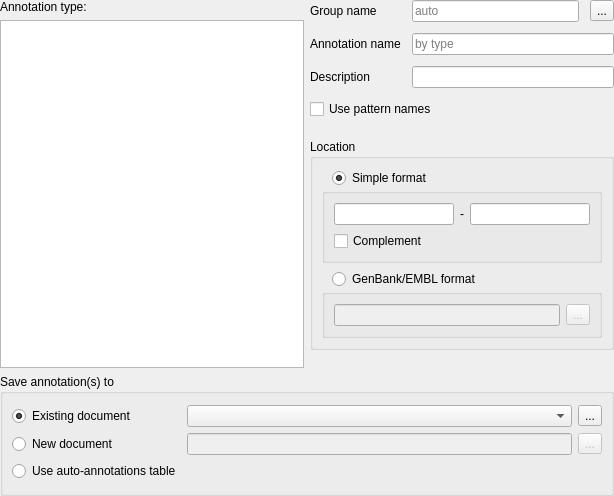
Above: src/corelibs/U2Gui/src/util/CreateAnnotationFullWidget.ui from violethaze74/ugene before the change. Below: the same form after it.
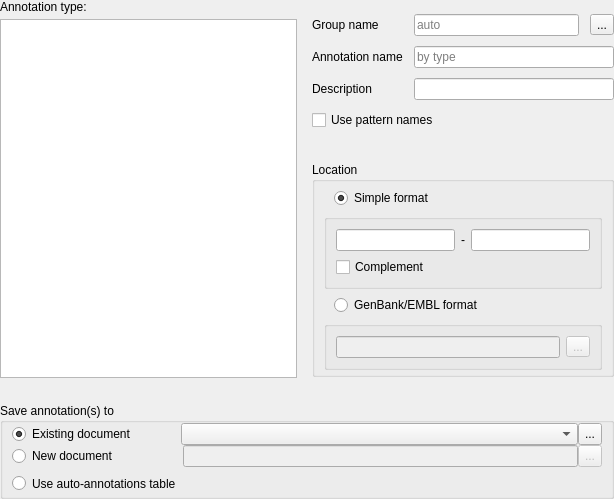
That is the form after the change. Icons and pictures are not drawn.

Commit message:
1st it
2th

3th

4th

5th

UGENE-6340 Save annotation(s) to group appearance in the Create Annotation dialog

macOS layout fix

windows layout fix

linux layout fix

os defining fix

Patch:
```diff
--- a/src/corelibs/U2Gui/src/util/CreateAnnotationFullWidget.ui
+++ b/src/corelibs/U2Gui/src/util/CreateAnnotationFullWidget.ui
@@ -7,11 +7,11 @@
     <x>0</x>
     <y>0</y>
     <width>614</width>
-    <height>496</height>
+    <height>499</height>
    </rect>
   </property>
   <property name="sizePolicy">
-   <sizepolicy hsizetype="Preferred" vsizetype="Preferred">
+   <sizepolicy hsizetype="Preferred" vsizetype="Minimum">
     <horstretch>0</horstretch>
     <verstretch>0</verstretch>
    </sizepolicy>
@@ -20,6 +20,9 @@
    <string>Create Annotations</string>
   </property>
   <layout class="QVBoxLayout" name="mainLayout">
+   <property name="spacing">
+    <number>25</number>
+   </property>
    <property name="sizeConstraint">
     <enum>QLayout::SetMinAndMaxSize</enum>
    </property>
@@ -37,14 +40,23 @@
    </property>
    <item>
     <layout class="QHBoxLayout" name="annotationParametersLayout" stretch="0,0">
+     <property name="spacing">
+      <number>5</number>
+     </property>
      <property name="sizeConstraint">
       <enum>QLayout::SetMinAndMaxSize</enum>
      </property>
      <item>
       <layout class="QVBoxLayout" name="verticalLayout" stretch="0,1">
+       <property name="spacing">
+        <number>5</number>
+       </property>
        <property name="sizeConstraint">
         <enum>QLayout::SetMinAndMaxSize</enum>
        </property>
+       <property name="rightMargin">
+        <number>8</number>
+       </property>
        <item>
         <widget class="QLabel" name="lblAnnotationType">
          <property name="text">
@@ -72,6 +84,9 @@
        <property name="sizeConstraint">
         <enum>QLayout::SetMinAndMaxSize</enum>
        </property>
+       <property name="leftMargin">
+        <number>2</number>
+       </property>
        <property name="bottomMargin">
         <number>0</number>
        </property>
@@ -94,9 +109,18 @@
            <property name="sizeConstraint">
             <enum>QLayout::SetMinAndMaxSize</enum>
            </property>
-           <property name="spacing">
+           <property name="topMargin">
+            <number>14</number>
+           </property>
+           <property name="bottomMargin">
+            <number>12</number>
+           </property>
+           <property name="horizontalSpacing">
             <number>11</number>
            </property>
+           <property name="verticalSpacing">
+            <number>10</number>
+           </property>
            <item row="1" column="0">
             <widget class="QLabel" name="lblAnnotationName">
              <property name="text">
@@ -106,12 +130,18 @@
            </item>
            <item row="3" column="0" colspan="3">
             <widget class="QCheckBox" name="chbUsePatternNames">
+             <property name="enabled">
+              <bool>true</bool>
+             </property>
              <property name="toolTip">
               <string>Use names of patterns as annotations names. In case the patterns are in FASTA format</string>
              </property>
              <property name="text">
               <string>Use pattern names</string>
              </property>
+             <property name="checked">
+              <bool>false</bool>
+             </property>
             </widget>
            </item>
            <item row="0" column="0">
@@ -179,6 +209,12 @@
             <property name="sizeConstraint">
              <enum>QLayout::SetMinAndMaxSize</enum>
             </property>
+            <property name="topMargin">
+             <number>6</number>
+            </property>
+            <property name="bottomMargin">
+             <number>4</number>
+            </property>
             <item>
              <layout class="QVBoxLayout" name="verticalLayout_4">
               <property name="spacing">
@@ -186,6 +222,9 @@
               </property>
               <item>
                <layout class="QHBoxLayout" name="horizontalLayout_5">
+                <property name="bottomMargin">
+                 <number>6</number>
+                </property>
                 <item>
                  <spacer name="horizontalSpacer_2">
                   <property name="orientation">
@@ -259,6 +298,9 @@
               </property>
               <item>
                <layout class="QHBoxLayout" name="horizontalLayout_3">
+                <property name="bottomMargin">
+                 <number>6</number>
+                </property>
                 <item>
                  <spacer name="horizontalSpacer">
                   <property name="orientation">
@@ -343,98 +385,222 @@
    </item>
    <item>
     <widget class="QGroupBox" name="gbSaveAnnotationsInnerWidget">
+     <property name="sizePolicy">
+      <sizepolicy hsizetype="Preferred" vsizetype="Preferred">
+       <horstretch>0</horstretch>
+       <verstretch>0</verstretch>
+      </sizepolicy>
+     </property>
      <property name="title">
       <string>Save annotation(s) to</string>
      </property>
-     <layout class="QVBoxLayout" name="verticalLayout_6">
+     <layout class="QVBoxLayout" name="verticalLayout_7">
+      <property name="spacing">
+       <number>4</number>
+      </property>
+      <property name="topMargin">
+       <number>0</number>
+      </property>
+      <property name="bottomMargin">
+       <number>0</number>
+      </property>
       <item>
-       <widget class="QWidget" name="saveAnnotationsInnerWidget" native="true">
-        <property name="sizePolicy">
-         <sizepolicy hsizetype="Preferred" vsizetype="Preferred">
-          <horstretch>0</horstretch>
-          <verstretch>0</verstretch>
-         </sizepolicy>
+       <layout class="QVBoxLayout" name="verticalLayout_6">
+        <property name="spacing">
+         <number>0</number>
         </property>
-        <property name="toolTip">
-         <string>Choose a file to store the annotations</string>
-        </property>
-        <layout class="QGridLayout" name="saveAnnotationsLayout">
-         <property name="sizeConstraint">
-          <enum>QLayout::SetMinAndMaxSize</enum>
-         </property>
-         <property name="leftMargin">
-          <number>0</number>
-         </property>
-         <property name="topMargin">
-          <number>0</number>
-         </property>
-         <property name="rightMargin">
-          <number>0</number>
-         </property>
-         <property name="bottomMargin">
-          <number>5</number>
-         </property>
-         <item row="1" column="0">
-          <widget class="QRadioButton" name="rbExistingTable">
-           <property name="text">
-            <string>Existing document</string>
-           </property>
-           <property name="checked">
-            <bool>true</bool>
-           </property>
-          </widget>
-         </item>
-         <item row="2" column="2">
-          <widget class="QToolButton" name="tbBrowseNewTable">
-           <property name="enabled">
-            <bool>false</bool>
-           </property>
-           <property name="text">
-            <string>...</string>
-           </property>
-          </widget>
-         </item>
-         <item row="2" column="1">
-          <widget class="QLineEdit" name="leNewTablePath">
-           <property name="enabled">
-            <bool>false</bool>
-           </property>
-          </widget>
-         </item>
-         <item row="2" column="0">
-          <widget class="QRadioButton" name="rbCreateNewTable">
-           <property name="text">
-            <string>New document</string>
-           </property>
-          </widget>
-         </item>
-         <item row="3" column="0">
-          <widget class="QRadioButton" name="rbUseAutoTable">
-           <property name="text">
-            <string>Use auto-annotations table</string>
-           </property>
-          </widget>
-         </item>
-         <item row="1" column="2">
-          <widget class="QToolButton" name="tbBrowseExistingTable">
-           <property name="text">
-            <string>...</string>
-           </property>
-           <property name="icon">
-            <iconset resource="../../U2Gui.qrc">
-             <normaloff>:/core/images/load_selected_documents.png</normaloff>:/core/images/load_selected_documents.png</iconset>
-           </property>
-          </widget>
-         </item>
-         <item row="1" column="1">
-          <widget class="QComboBox" name="cbExistingTable">
-           <property name="sizeAdjustPolicy">
-            <enum>QComboBox::AdjustToContentsOnFirstShow</enum>
-           </property>
-          </widget>
-         </item>
-        </layout>
-       </widget>
+        <item>
+         <layout class="QHBoxLayout" name="horizontalLayout_9">
+          <item>
+           <layout class="QHBoxLayout" name="horizontalLayout_8">
+            <item>
+             <layout class="QHBoxLayout" name="horizontalLayout_4">
+              <property name="leftMargin">
+               <number>0</number>
+              </property>
+              <property name="topMargin">
+               <number>0</number>
+              </property>
+              <property name="bottomMargin">
+               <number>0</number>
+              </property>
+              <item>
+               <widget class="QRadioButton" name="rbExistingTable">
+                <property name="minimumSize">
+                 <size>
+                  <width>0</width>
+                  <height>22</height>
+                 </size>
+                </property>
+                <property name="text">
+                 <string>Existing document</string>
+                </property>
+                <property name="checked">
+                 <bool>true</bool>
+                </property>
+               </widget>
+              </item>
+              <item>
+               <spacer name="horizontalSpacer_3">
+                <property name="orientation">
+                 <enum>Qt::Horizontal</enum>
+                </property>
+                <property name="sizeType">
+                 <enum>QSizePolicy::Preferred</enum>
+                </property>
+                <property name="sizeHint" stdset="0">
+                 <size>
+                  <width>45</width>
+                  <height>20</height>
+                 </size>
+                </property>
+               </spacer>
+              </item>
+             </layout>
+            </item>
+            <item>
+             <widget class="QComboBox" name="cbExistingTable">
+              <property name="sizePolicy">
+               <sizepolicy hsizetype="Expanding" vsizetype="Fixed">
+                <horstretch>0</horstretch>
+                <verstretch>0</verstretch>
+               </sizepolicy>
+              </property>
+              <property name="minimumSize">
+               <size>
+                <width>0</width>
+                <height>22</height>
+               </size>
+              </property>
+              <property name="sizeAdjustPolicy">
+               <enum>QComboBox::AdjustToContentsOnFirstShow</enum>
+              </property>
+             </widget>
+            </item>
+           </layout>
+          </item>
+          <item>
+           <widget class="QToolButton" name="tbBrowseExistingTable">
+            <property name="minimumSize">
+             <size>
+              <width>0</width>
+              <height>22</height>
+             </size>
+            </property>
+            <property name="text">
+             <string>...</string>
+            </property>
+            <property name="icon">
+             <iconset resource="../../U2Gui.qrc">
+              <normaloff>:/core/images/load_selected_documents.png</normaloff>:/core/images/load_selected_documents.png</iconset>
+            </property>
+           </widget>
+          </item>
+         </layout>
+        </item>
+        <item>
+         <layout class="QHBoxLayout" name="horizontalLayout_11">
+          <item>
+           <layout class="QHBoxLayout" name="horizontalLayout_10">
+            <item>
+             <layout class="QHBoxLayout" name="horizontalLayout_6">
+              <item>
+               <widget class="QRadioButton" name="rbCreateNewTable">
+                <property name="minimumSize">
+                 <size>
+                  <width>0</width>
+                  <height>22</height>
+                 </size>
+                </property>
+                <property name="text">
+                 <string>New document</string>
+                </property>
+               </widget>
+              </item>
+              <item>
+               <spacer name="horizontalSpacer_4">
+                <property name="orientation">
+                 <enum>Qt::Horizontal</enum>
+                </property>
+                <property name="sizeType">
+                 <enum>QSizePolicy::Preferred</enum>
+                </property>
+                <property name="sizeHint" stdset="0">
+                 <size>
+                  <width>65</width>
+                  <height>20</height>
+                 </size>
+                </property>
+               </spacer>
+              </item>
+             </layout>
+            </item>
+            <item>
+             <widget class="QLineEdit" name="leNewTablePath">
+              <property name="enabled">
+               <bool>false</bool>
+              </property>
+              <property name="minimumSize">
+               <size>
+                <width>0</width>
+                <height>22</height>
+               </size>
+              </property>
+             </widget>
+            </item>
+           </layout>
+          </item>
+          <item>
+           <widget class="QToolButton" name="tbBrowseNewTable">
+            <property name="enabled">
+             <bool>false</bool>
+            </property>
+            <property name="minimumSize">
+             <size>
+              <width>0</width>
+              <height>22</height>
+             </size>
+            </property>
+            <property name="text">
+             <string>...</string>
+            </property>
+           </widget>
+          </item>
+         </layout>
+        </item>
+       </layout>
+      </item>
+      <item>
+       <layout class="QHBoxLayout" name="horizontalLayout_7">
+        <item>
+         <widget class="QRadioButton" name="rbUseAutoTable">
+          <property name="enabled">
+           <bool>true</bool>
+          </property>
+          <property name="sizePolicy">
+           <sizepolicy hsizetype="Minimum" vsizetype="Preferred">
+            <horstretch>0</horstretch>
+            <verstretch>0</verstretch>
+           </sizepolicy>
+          </property>
+          <property name="minimumSize">
+           <size>
+            <width>0</width>
+            <height>25</height>
+           </size>
+          </property>
+          <property name="toolTipDuration">
+           <number>3</number>
+          </property>
+          <property name="text">
+           <string>Use auto-annotations table</string>
+          </property>
+          <property name="checkable">
+           <bool>true</bool>
+          </property>
+         </widget>
+        </item>
+       </layout>
       </item>
      </layout>
     </widget>
```
Left out of the diff: 87 changed lines with no effect on the pictures. The commit also changes 2 other files.
